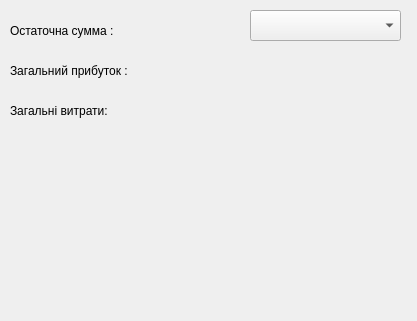
Qt form Finance_tracker_project/graphwindow.ui (OleksiyKhanov/money_manager_project) before a commit.
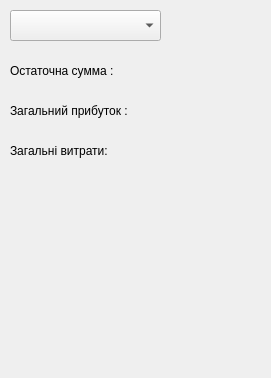
The same form after that commit.

The edit to the form file:
```diff
--- a/Finance_tracker_project/graphwindow.ui
+++ b/Finance_tracker_project/graphwindow.ui
@@ -6,8 +6,8 @@
    <rect>
     <x>0</x>
     <y>0</y>
-    <width>417</width>
-    <height>321</height>
+    <width>271</width>
+    <height>378</height>
    </rect>
   </property>
   <property name="windowTitle">
@@ -17,7 +17,7 @@
    <property name="geometry">
     <rect>
      <x>10</x>
-     <y>20</y>
+     <y>60</y>
      <width>111</width>
      <height>21</height>
     </rect>
@@ -30,7 +30,7 @@
    <property name="geometry">
     <rect>
      <x>120</x>
-     <y>20</y>
+     <y>60</y>
      <width>111</width>
      <height>21</height>
     </rect>
@@ -42,7 +42,7 @@
   <widget class="QComboBox" name="comboBox_choseFinAcc">
    <property name="geometry">
     <rect>
-     <x>250</x>
+     <x>10</x>
      <y>10</y>
      <width>151</width>
      <height>31</height>
@@ -59,7 +59,7 @@
    <property name="geometry">
     <rect>
      <x>140</x>
-     <y>60</y>
+     <y>100</y>
      <width>111</width>
      <height>21</height>
     </rect>
@@ -72,7 +72,7 @@
    <property name="geometry">
     <rect>
      <x>10</x>
-     <y>60</y>
+     <y>100</y>
      <width>121</width>
      <height>21</height>
     </rect>
@@ -85,7 +85,7 @@
    <property name="geometry">
     <rect>
      <x>10</x>
-     <y>100</y>
+     <y>140</y>
      <width>111</width>
      <height>21</height>
     </rect>
@@ -98,7 +98,7 @@
    <property name="geometry">
     <rect>
      <x>120</x>
-     <y>100</y>
+     <y>140</y>
      <width>121</width>
      <height>21</height>
     </rect>
@@ -111,7 +111,7 @@
    <property name="geometry">
     <rect>
      <x>10</x>
-     <y>140</y>
+     <y>180</y>
      <width>201</width>
      <height>171</height>
     </rect>
```
